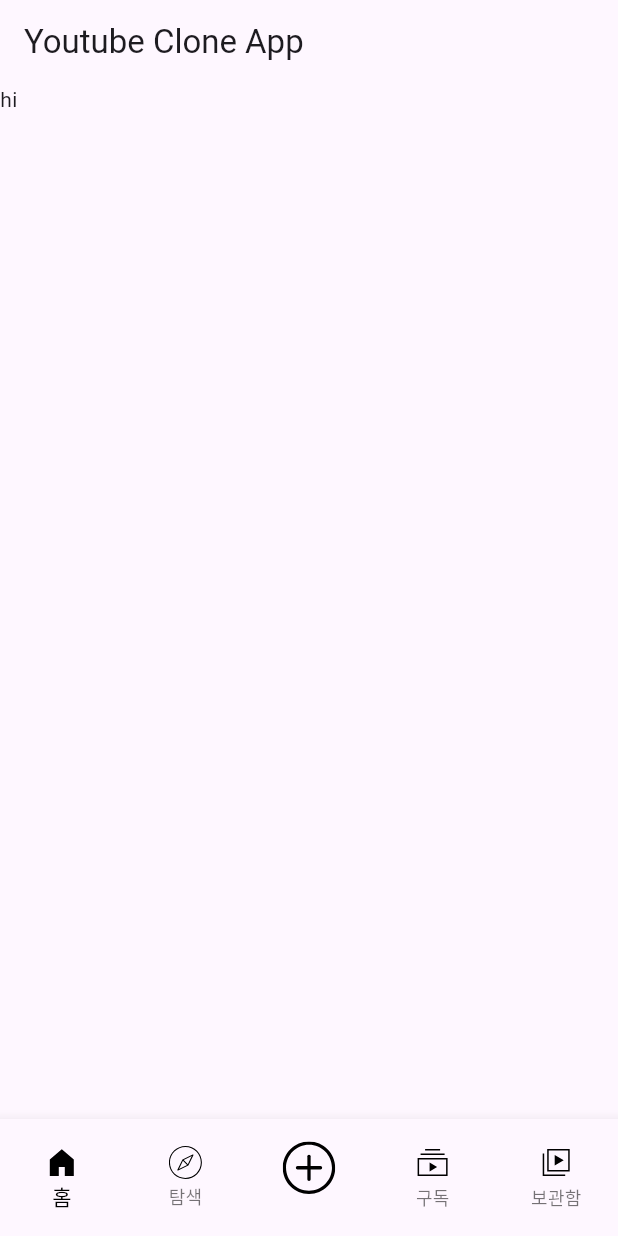
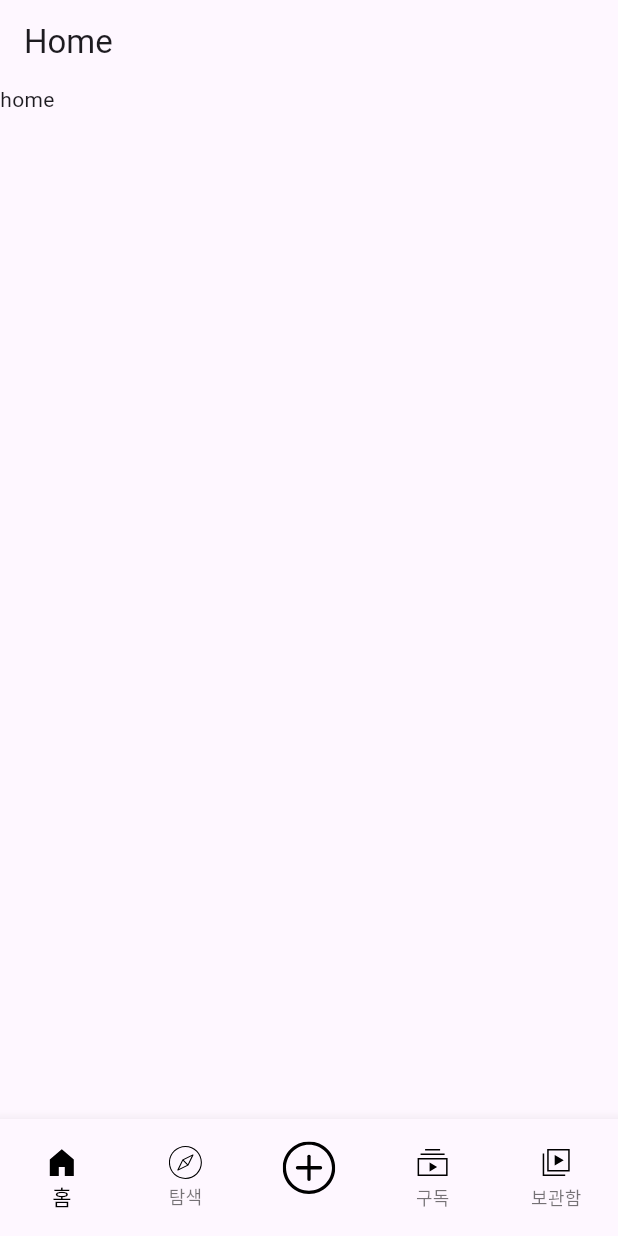
Before and after one commit to Lodny/flutter_clone_youtube, a Flutter app: the screen it shows after launch, on a phone screen of 412 x 824 dp. Run offline on Flutter 3.47's test engine with Material 3 defaults, Android fonts, the phone set to English and light mode, and no system bars; our stand-ins replace flutter_svg, get, youtube_player_flutter.

Commit message:
add HomeBody, PlusBody

```diff
--- /dev/null
+++ b/lib/pages/home_body.dart
@@ -0,0 +1,22 @@
+import 'package:flutter/material.dart';
+import 'package:flutter_clone_youtube/controller/home_controller.dart';
+import 'package:flutter_clone_youtube/pages/plus_body.dart';
+import 'package:get/get.dart';
+
+class HomeBody extends GetView<HomeController> {
+  const HomeBody({super.key});
+
+  @override
+  Widget build(BuildContext context) {
+    return Scaffold(
+      appBar: AppBar(
+        title: Text('Home'),
+      ),
+      body: Column(
+        children: [
+          Text('home')
+        ],
+      )
+    );
+  }
+}
--- a/lib/pages/home_page.dart
+++ b/lib/pages/home_page.dart
@@ -1,7 +1,10 @@
 import 'package:flutter/material.dart';
 import 'package:flutter_clone_youtube/controller/home_controller.dart';
+import 'package:flutter_clone_youtube/pages/plus_body.dart';
 import 'package:flutter_svg/flutter_svg.dart';
 import 'package:get/get.dart';
+
+import 'home_body.dart';
 
 class HomePage extends GetView<HomeController> {
   const HomePage({super.key});
@@ -9,14 +12,14 @@ class HomePage extends GetView<HomeController> {
   @override
   Widget build(BuildContext context) {
     return Scaffold(
-      appBar: AppBar(
-        title: Text('Youtube Clone App'),
-      ),
-      body: Column(
-        children: [
-          Text('hi'),
-        ],
-      ),
+      body: Obx(() {
+        switch(controller.currentBottomNavigationBarIndex.value) {
+          case 0:
+            return HomeBody();
+          default:
+            return PlusBody();
+        }
+      }),
       bottomNavigationBar: Obx( () => BottomNavigationBar(
           type: BottomNavigationBarType.fixed,
           currentIndex: controller.currentBottomNavigationBarIndex.value,
```
Also changed, not shown: lib/pages/plus_body.dart (added, +19 -0 lines).
